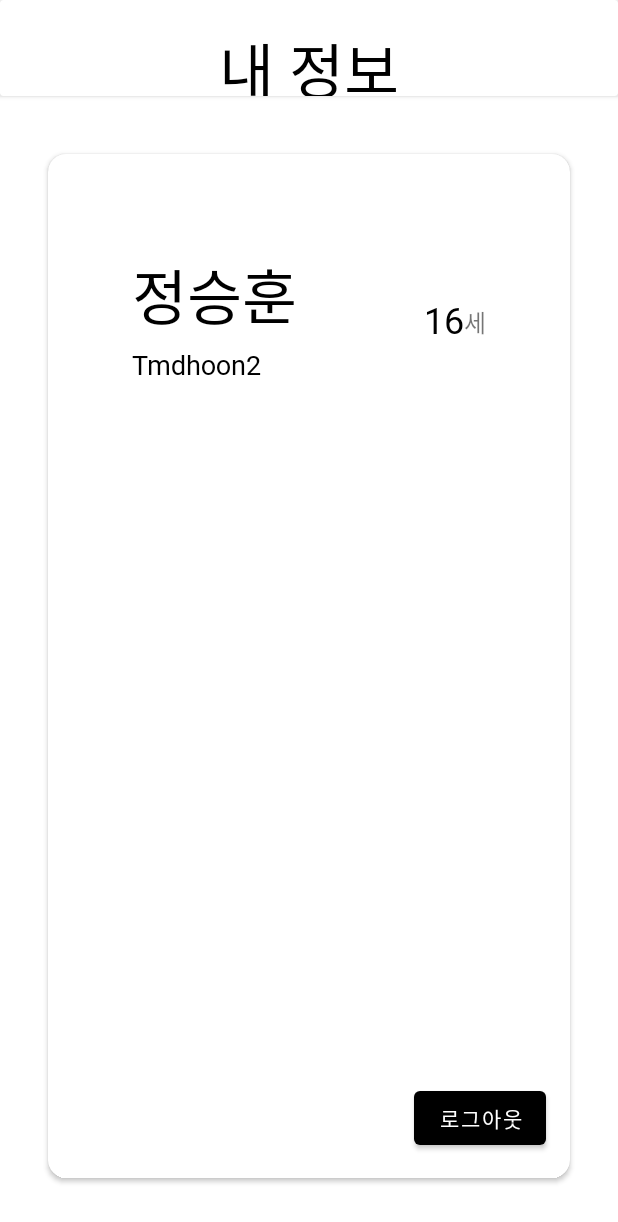
After one commit to CUTY-DMS/Team3-DTL-Android, an Android app: the MypageActivity screen opened directly, with no data from a screen before it, on a phone screen of 412 x 824 dp. The commit adds this screen. Shown: the top 1222 px of the screen. Run offline under Robolectric (Android 15) with nearby library versions, the phone set to English and light mode, and no system bars.

```diff
--- a/TodoList/app/src/main/AndroidManifest.xml
+++ b/TodoList/app/src/main/AndroidManifest.xml
@@ -12,6 +12,9 @@
         android:supportsRtl="true"
         android:theme="@style/Theme.TodoList.Splash"
         android:usesCleartextTraffic="true">
+        <activity
+            android:name=".MypageActivity"
+            android:exported="false" />
         <activity
             android:name=".Lobby.MyDetailActivity"
             android:exported="false" />
--- a/TodoList/app/src/main/java/com/tmdhoon/todolist/Api/ServerApi.java
+++ b/TodoList/app/src/main/java/com/tmdhoon/todolist/Api/ServerApi.java
@@ -34,7 +34,7 @@ public interface ServerApi {
     );
 
     @POST("post")                                                                                   // 게시글 작성
-    Call<PostRequest> post(
+    Call<Void> post(
             @Header("AccessToken") String token,
             @Body PostRequest postRequest
     );
--- /dev/null
+++ b/TodoList/app/src/main/java/com/tmdhoon/todolist/MypageActivity.java
@@ -0,0 +1,84 @@
+package com.tmdhoon.todolist;
+
+import androidx.appcompat.app.AlertDialog;
+import androidx.appcompat.app.AppCompatActivity;
+
+import android.content.DialogInterface;
+import android.content.Intent;
+import android.os.Bundle;
+import android.view.View;
+import android.widget.Toast;
+
+import com.tmdhoon.todolist.Api.ApiProvider;
+import com.tmdhoon.todolist.Api.ServerApi;
+import com.tmdhoon.todolist.Lobby.SignInActivity;
+import com.tmdhoon.todolist.Response.MyResponse;
+import com.tmdhoon.todolist.databinding.ActivityMypageBinding;
+
+import retrofit2.Call;
+import retrofit2.Callback;
+import retrofit2.Response;
+
+public class MypageActivity extends AppCompatActivity {
+
+    private ActivityMypageBinding binding;
+
+    @Override
+    protected void onCreate(Bundle savedInstanceState) {
+        super.onCreate(savedInstanceState);
+
+        binding = ActivityMypageBinding.inflate(getLayoutInflater());
+        setContentView(binding.getRoot());
+
+        ServerApi serverApi = ApiProvider.getInstance().create(ServerApi.class);
+
+        serverApi.my(SignInActivity.AccessToken).enqueue(new Callback<MyResponse>() {
+            @Override
+            public void onResponse(Call<MyResponse> call, Response<MyResponse> response) {
+                if(response.isSuccessful()){
+                    binding.tvmyName.setText(response.body().getUser_name());
+                    binding.tvmyId.setText(response.body().getUser_id());
+                    binding.tvmyAge.setText(String.valueOf(response.body().getUser_age()));
+                }
+            }
+
+            @Override
+            public void onFailure(Call<MyResponse> call, Throwable t) {
+
+            }
+        });
+
+        AlertDialog.Builder builder = new AlertDialog.Builder(this);
+
+        binding.btLogout.setOnClickListener(new View.OnClickListener() {
+            @Override
+            public void onClick(View view) {
+                builder.setTitle("로그아웃");
+                builder.setMessage("로그아웃 하시겠습니까?");
+
+                builder.setPositiveButton("로그아웃!!", new DialogInterface.OnClickListener() {
+                    @Override
+                    public void onClick(DialogInterface dialogInterface, int i) {
+                        SignInActivity.editor.putString("Id", "").commit();
+                        SignInActivity.editor.putString("Pw", "").commit();
+                        SignInActivity.editor.putInt("Check", 0).commit();
+
+                        Intent intent = new Intent(getApplicationContext(), SignInActivity.class);
+                        startActivity(intent);
+
+                        Toast.makeText(getApplicationContext(), "로그아웃 되었습니다!", Toast.LENGTH_SHORT).show();
+                    }
+                });
+
+                builder.setNegativeButton("취소", new DialogInterface.OnClickListener() {
+                    @Override
+                    public void onClick(DialogInterface dialogInterface, int i) {
+
+                    }
+                });
+                AlertDialog dialog = builder.create();
+                dialog.show();
+            }
+        });
+    }
+}
--- /dev/null
+++ b/TodoList/app/src/main/res/layout/activity_mypage.xml
@@ -0,0 +1,109 @@
+<?xml version="1.0" encoding="utf-8"?>
+<androidx.constraintlayout.widget.ConstraintLayout xmlns:android="http://schemas.android.com/apk/res/android"
+    xmlns:app="http://schemas.android.com/apk/res-auto"
+    xmlns:tools="http://schemas.android.com/tools"
+    android:layout_width="match_parent"
+    android:layout_height="match_parent"
+    tools:context=".MypageActivity">
+
+    <androidx.cardview.widget.CardView
+        android:id="@+id/tvcardview"
+        android:layout_width="match_parent"
+        android:layout_height="64dp"
+        app:layout_constraintTop_toTopOf="parent"
+        app:layout_constraintLeft_toLeftOf="parent"
+        app:layout_constraintRight_toRightOf="parent">
+
+        <TextView
+            android:layout_width="wrap_content"
+            android:layout_height="wrap_content"
+            android:text="내 정보"
+            android:textSize="40sp"
+            android:textColor="@color/black"
+            android:fontFamily="@font/dohyeon"
+            android:layout_gravity="center_horizontal"
+            android:layout_marginTop="16dp"/>
+
+    </androidx.cardview.widget.CardView>
+
+    <androidx.cardview.widget.CardView
+        android:layout_width="360dp"
+        android:layout_height="0dp"
+        android:layout_marginTop="32dp"
+        app:cardCornerRadius="12dp"
+        app:cardUseCompatPadding="true"
+        android:layout_marginBottom="32dp"
+        app:layout_constraintTop_toBottomOf="@id/tvcardview"
+        app:layout_constraintLeft_toLeftOf="parent"
+        app:layout_constraintRight_toRightOf="parent"
+        app:layout_constraintBottom_toBottomOf="parent">
+
+        <androidx.constraintlayout.widget.ConstraintLayout
+            android:layout_width="match_parent"
+            android:layout_height="match_parent">
+
+            <TextView
+                android:id="@+id/tvmyName"
+                android:layout_width="wrap_content"
+                android:layout_height="wrap_content"
+                android:fontFamily="@font/dohyeon"
+                android:text="정승훈"
+                android:textColor="@color/black"
+                android:textSize="40sp"
+                android:layout_marginTop="64dp"
+                android:layout_marginLeft="56dp"
+                app:layout_constraintLeft_toLeftOf="parent"
+                app:layout_constraintTop_toTopOf="parent" />
+
+            <TextView
+                android:id="@+id/tvmyId"
+                android:layout_width="wrap_content"
+                android:layout_height="wrap_content"
+                android:layout_marginTop="4dp"
+                android:fontFamily="@font/dohyeon"
+                android:text="Tmdhoon2"
+                android:textColor="@color/black"
+                android:textSize="18sp"
+                app:layout_constraintLeft_toLeftOf="@id/tvmyName"
+                app:layout_constraintTop_toBottomOf="@id/tvmyName" />
+
+            <TextView
+                android:id="@+id/tvmyAge"
+                android:layout_width="wrap_content"
+                android:layout_height="wrap_content"
+                android:fontFamily="@font/dohyeon"
+                android:text="16"
+                android:textColor="@color/black"
+                android:textSize="24sp"
+                android:layout_marginBottom="4dp"
+                app:layout_constraintTop_toTopOf="@id/textView"
+                app:layout_constraintRight_toLeftOf="@id/textView"
+                app:layout_constraintBottom_toBottomOf="@+id/textView"/>
+
+            <TextView
+                android:id="@+id/textView"
+                android:layout_width="wrap_content"
+                android:layout_height="wrap_content"
+                android:fontFamily="@font/dohyeon"
+                android:text="세"
+                android:textSize="16sp"
+                android:layout_marginRight="56dp"
+                app:layout_constraintRight_toRightOf="parent"
+                app:layout_constraintBottom_toBottomOf="@id/tvmyName"/>
+
+            <Button
+                android:id="@+id/btLogout"
+                android:layout_width="wrap_content"
+                android:layout_height="wrap_content"
+                android:layout_marginRight="16dp"
+                android:layout_marginBottom="16dp"
+                android:fontFamily="@font/dohyeon"
+                android:text="로그아웃"
+                app:layout_constraintBottom_toBottomOf="parent"
+                app:layout_constraintRight_toRightOf="parent" />
+
+        </androidx.constraintlayout.widget.ConstraintLayout>
+
+    </androidx.cardview.widget.CardView>
+
+</androidx.constraintlayout.widget.ConstraintLayout>
```
Also changed, not shown: TodoList/app/src/main/java/com/tmdhoon/todolist/Adapter/TodoAdapter.java (+12 -8 lines), TodoList/app/src/main/java/com/tmdhoon/todolist/fragment/MypageFragment.java (+7 -13 lines), TodoList/app/src/main/java/com/tmdhoon/todolist/fragment/PostFragment.java (+9 -9 lines), TodoList/app/src/main/res/layout/fragment_mypage.xml (+15 -7 lines).
